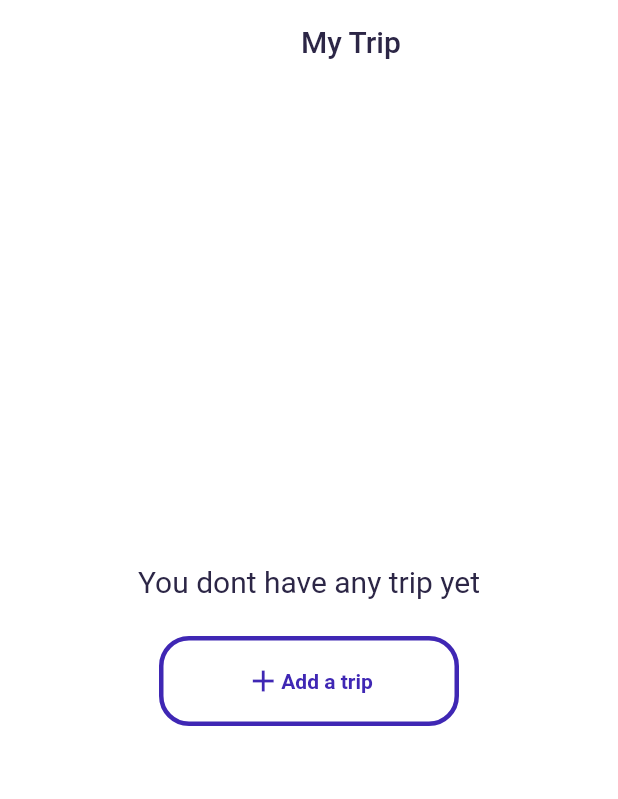
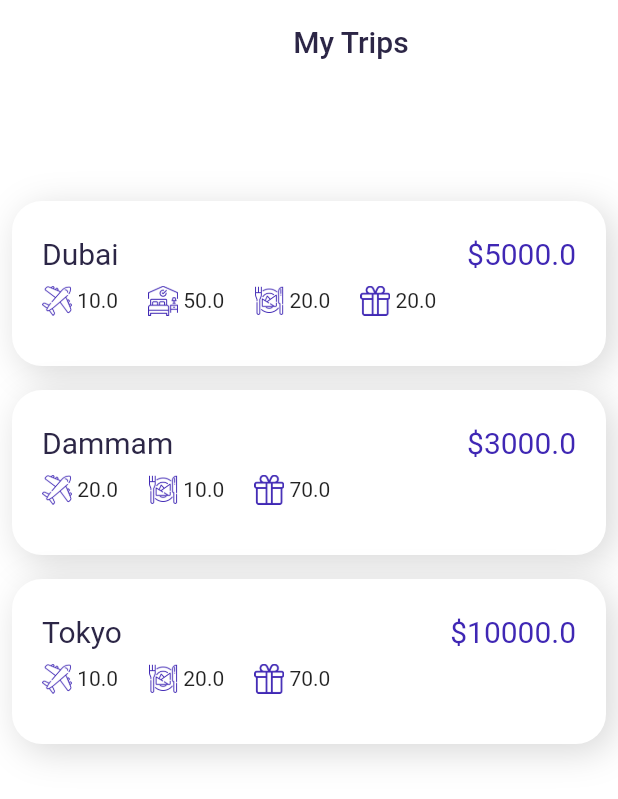
Before and after one commit to M404h/flutter_weekend_project, a Flutter app: the HomeScreen screen opened by its route, on a phone screen of 412 x 824 dp. Shown: the top 799 px of the screen. Run offline on Flutter 3.47's test engine with Material 2 defaults, Android fonts, the phone set to English and light mode, and no system bars; our stand-ins replace cloud_firestore, firebase_auth, firebase_core, flutter_progress_hud, flutter_riverpod, flutter_screenutil and 2 more; missing offline and left inert: dart:ffi, fl_country_code_picker; accounts and stored records are empty.

Commit message:
final update

```diff
--- a/lib/Models/Classes/flight.dart
+++ b/lib/Models/Classes/flight.dart
@@ -4,7 +4,7 @@ class Flight {
   final String company;
   final String from;
   final String to;
-  final double price;
+  final int price;
   final String location;
   final Timestamp date;
 
--- a/lib/Models/travels_data.dart
+++ b/lib/Models/travels_data.dart
@@ -1,32 +1,35 @@
 import 'dart:collection';
 
+import 'package:cloud_firestore/cloud_firestore.dart';
 import 'package:flutter/material.dart';
 
+import 'Classes/flight.dart';
+import 'Classes/hotel.dart';
 import 'Classes/travel.dart';
 
 class TravelsData extends ChangeNotifier {
   List<Travel> _travels = [
-    // Travel(
-    //   country: 'Saudi Arabia',
-    //   resturantExpenses: 20,
-    //   flightExpenses: 10,
-    //   enterntainmentExpenses: 70,
-    //   budget: 5000,
-    // ),
-    // Travel(
-    //   country: 'Saudi Arabia',
-    //   resturantExpenses: 20,
-    //   flightExpenses: 10,
-    //   enterntainmentExpenses: 70,
-    //   budget: 5000,
-    // ),
-    // Travel(
-    //   country: 'Saudi Arabia',
-    //   resturantExpenses: 20,
-    //   flightExpenses: 10,
-    //   enterntainmentExpenses: 70,
-    //   budget: 5000,
-    // ),
+    Travel(
+        country: 'Dubai',
+        resturantExpenses: 20,
+        flightExpenses: 10,
+        enterntainmentExpenses: 20,
+        budget: 5000,
+        hotelExpenses: 50),
+    Travel(
+      country: 'Dammam',
+      resturantExpenses: 10,
+      flightExpenses: 20,
+      enterntainmentExpenses: 70,
+      budget: 3000,
+    ),
+    Travel(
+      country: 'Tokyo',
+      resturantExpenses: 20,
+      flightExpenses: 10,
+      enterntainmentExpenses: 70,
+      budget: 10000,
+    ),
   ];
 
   UnmodifiableListView<Travel> get travels {
@@ -42,4 +45,28 @@ class TravelsData extends ChangeNotifier {
     _travels.remove(travel);
     notifyListeners();
   }
+
+  static final DB = FirebaseFirestore.instance;
+
+  static List<Hotel> hotels = [];
+
+  static Future getHotels() async {
+    await DB.collection('Cities/Dubai/Hotels').get().then((snapshot) {
+      snapshot.docs.forEach((snapshot) {
+        hotels.add(Hotel.fromFirestore(snapshot, null));
+      });
+    });
+    print(hotels);
+  }
+
+  static List<Flight> flights = [];
+
+  static Future getFlights() async {
+    await DB.collection('Cities/Dubai/Flights').get().then((snapshot) {
+      snapshot.docs.forEach((snapshot) {
+        flights.add(Flight.fromFirestore(snapshot, null));
+      });
+    });
+    print(flights);
+  }
 }
--- a/lib/Screens/AuthScreen.dart
+++ b/lib/Screens/AuthScreen.dart
@@ -298,8 +298,9 @@ class _AuthScreenState extends State<AuthScreen> {
                   'Safrati',
                   textAlign: TextAlign.center,
                   style: TextStyle(
-                    fontSize: 28,
+                    fontSize: 30,
                     color: lightColor,
+                    fontWeight: FontWeight.bold,
                   ),
                 ),
                 SizedBox(
--- a/lib/Screens/HomeScreen.dart
+++ b/lib/Screens/HomeScreen.dart
@@ -4,13 +4,28 @@ import 'package:flutter_weekend_project/Screens/TravelHome.dart';
 import 'package:flutter_weekend_project/constants.dart';
 import 'package:flutter_weekend_project/Models/travels_data.dart';
 
-class HomeScreen extends StatelessWidget {
+class HomeScreen extends StatefulWidget {
   static String id = 'homeScreen_id';
+
+  @override
+  State<HomeScreen> createState() => _HomeScreenState();
+}
+
+class _HomeScreenState extends State<HomeScreen> {
+  @override
+  void initState() {
+    // TODO: implement initState
+    TravelsData.getFlights();
+    TravelsData.getHotels();
+    super.initState();
+  }
+
   @override
   Widget build(BuildContext context) {
     final travelsProvider = ChangeNotifierProvider(
       (ref) => TravelsData(),
     );
+
     return Scaffold(
       appBar: AppBar(
         title: Center(
@@ -18,7 +33,7 @@ class HomeScreen extends StatelessWidget {
             mainAxisAlignment: MainAxisAlignment.center,
             children: [
               Text(
-                "My Trip",
+                "My Trips",
                 style: TextStyle(
                   color: titleColor,
                   fontSize: 20,
@@ -39,135 +54,149 @@ class HomeScreen extends StatelessWidget {
               final travels = ref.watch(travelsProvider).travels;
               return travels.isNotEmpty
                   ? ListView.builder(
+                      physics: NeverScrollableScrollPhysics(),
                       shrinkWrap: true,
                       itemCount: travels.length,
                       itemBuilder: (context, index) {
-                        final travel = travels[index];
-                        return Container(
+                        final travelsItem = travels[index];
+                        return GestureDetector(
+                          onTap: () {
+                            Navigator.pushReplacementNamed(
+                              context,
+                              TravelHome.id,
+                              arguments: {
+                                "country": travelsItem.country,
+                                "Hotels": travelsItem.hotelExpenses,
+                                "resturantExpenses":
+                                    travelsItem.resturantExpenses,
+                                "flightExpenses": travelsItem.flightExpenses,
+                                "enterntainmentExpenses":
+                                    travelsItem.enterntainmentExpenses,
+                                "budget": travelsItem.budget,
+                              },
+                            );
+                          },
+                          child: Container(
                             padding: EdgeInsets.all(20),
-                          height: 100,
-                          decoration: BoxDecoration(
-                            color: kSecondaryColor,
+                            height: 110,
+                            margin: EdgeInsets.all(8),
+                            decoration: new BoxDecoration(
                               borderRadius: BorderRadius.circular(20),
+                              color: Colors.white,
+                              boxShadow: [
+                                BoxShadow(
+                                  color: Colors.grey.withOpacity(.4),
+                                  blurRadius: 20.0,
+                                  spreadRadius: 0.0,
+                                  offset: Offset(
+                                    5.0,
+                                    5.0,
                                   ),
-                          margin: EdgeInsets.all(8),
+                                )
+                              ],
+                            ),
                             child: Column(
+                              mainAxisAlignment: MainAxisAlignment.center,
                               children: [
                                 Row(
-                                crossAxisAlignment: CrossAxisAlignment.start,
+                                  mainAxisAlignment:
+                                      MainAxisAlignment.spaceBetween,
+                                  children: [
+                                    //         Container(
+                                    //               width: 50,
+                                    // height: 50,
+                                    // decoration: const BoxDecoration(
+                                    //     color: Colors.white, shape: BoxShape.circle),
+                                    //               child: Center(
+                                    //                 child: Image.asset(category["icon"],
+                                    //                  height: 30,
+                                    //                  color: lightColor,),
+                                    //               ),
+                                    //             ),
+                                    Row(
                                       mainAxisAlignment:
                                           MainAxisAlignment.spaceBetween,
                                       children: [
                                         Text(
-                                    travel.country,
+                                          travelsItem.country,
                                           style: TextStyle(
-                                        color: Colors.white, fontSize: 20),
+                                              color: titleColor, fontSize: 20),
                                         ),
+                                      ],
+                                    ),
+
                                     Text(
-                                    travel.budget.toString(),
+                                      "\$${travelsItem.budget}",
                                       style: TextStyle(
-                                      color: Colors.white,
-                                      fontSize: 20,
-                                    ),
+                                          color: lightColor, fontSize: 20),
                                     ),
                                   ],
                                 ),
                                 SizedBox(
-                                height: 17,
+                                  height: 10,
                                 ),
                                 Row(
                                   children: [
-                                  Expanded(
-                                    child: Row(
+                                    travelsItem.flightExpenses != null
+                                        ? Row(
                                             children: [
-                                        Icon(
-                                          Icons.restaurant,
-                                          color: Colors.white,
-                                          size: 14,
+                                              Image.asset("images/plane.png",
+                                                  height: 20,
+                                                  color: lightColor),
+                                              Text(
+                                                  " ${travelsItem.flightExpenses.toString()}")
+                                            ],
+                                          )
+                                        : Container(),
+                                    travelsItem.hotelExpenses != null
+                                        ? Row(
+                                            children: [
+                                              SizedBox(
+                                                width: 20,
+                                              ),
+                                              Image.asset("images/hotel.png",
+                                                  height: 20,
+                                                  color: lightColor),
+                                              Text(
+                                                  " ${travelsItem.hotelExpenses.toString()}")
+                                            ],
+                                          )
+                                        : Container(),
+                                    travelsItem.resturantExpenses != null
+                                        ? Row(
+                                            children: [
+                                              SizedBox(
+                                                width: 20,
+                                              ),
+                                              Image.asset("images/dish.png",
+                                                  height: 20,
+                                                  color: lightColor),
+                                              Text(
+                                                  " ${travelsItem.resturantExpenses.toString()}")
+                                            ],
+                                          )
+                                        : Container(),
+                                    travelsItem.enterntainmentExpenses != null
+                                        ? Row(
+                                            children: [
+                                              SizedBox(
+                                                width: 20,
+                                              ),
+                                              Image.asset("images/gift.png",
+                                                  height: 20,
+                                                  color: lightColor),
+                                              Text(
+                                                  " ${travelsItem.enterntainmentExpenses.toString()}")
+                                            ],
+                                          )
+                                        : Container()
+                                  ],
                                 ),
                                 SizedBox(
-                                          width: 5,
-                                        ),
-                                        Text(
-                                          travel.resturantExpenses.toString() +
-                                              '%',
-                                          style: TextStyle(
-                                            color: Colors.white,
-                                            fontSize: 16,
-                                          ),
+                                  height: 10,
                                 ),
                               ],
                             ),
-                                  ),
-                                  Expanded(
-                                    child: Row(
-                                      children: [
-                                        Icon(
-                                          Icons.restaurant,
-                                          color: Colors.white,
-                                          size: 14,
-                                        ),
-                                        SizedBox(
-                                          width: 5,
-                                        ),
-                                        Text(
-                                          travel.resturantExpenses.toString() +
-                                              '%',
-                                          style: TextStyle(
-                                            color: Colors.white,
-                                            fontSize: 16,
-                                          ),
-                                        ),
-                                      ],
-                                    ),
-                                  ),
-                                  Expanded(
-                                    child: Row(
-                                      children: [
-                                        Icon(
-                                          Icons.restaurant,
-                                          color: Colors.white,
-                                          size: 14,
-                                        ),
-                                        SizedBox(
-                                          width: 5,
-                                        ),
-                                        Text(
-                                          travel.resturantExpenses.toString() +
-                                              '%',
-                                          style: TextStyle(
-                                            color: Colors.white,
-                                            fontSize: 16,
-                                          ),
-                                        ),
-                                      ],
-                                    ),
-                                  ),
-                                  Expanded(
-                                    child: Row(
-                                      children: [
-                                        Icon(
-                                          Icons.restaurant,
-                                          color: Colors.white,
-                                          size: 14,
-                                        ),
-                                        SizedBox(
-                                          width: 5,
-                                        ),
-                                        Text(
-                                          travel.resturantExpenses.toString() +
-                                              '%',
-                                          style: TextStyle(
-                                            color: Colors.white,
-                                            fontSize: 16,
-                                          ),
-                                        ),
-                                      ],
-                                    ),
-                                  ),
-                                ],
-                              ),
-                            ],
                           ),
                         );
                       },
--- a/lib/main.dart
+++ b/lib/main.dart
@@ -6,12 +6,13 @@ import 'package:flutter_weekend_project/Screens/CategoryDetailsManual.dart';
 import 'Screens/AuthScreen.dart';
 import 'Screens/HomeScreen.dart';
 import 'Screens/TravelHome.dart';
-
 import 'package:flutter_riverpod/flutter_riverpod.dart';
+import 'Models/travels_data.dart';
 
 void main() async {
   WidgetsFlutterBinding.ensureInitialized();
   await Firebase.initializeApp();
+
   runApp(
     MyApp(),
   );
@@ -29,7 +30,7 @@ class _MyAppState extends State<MyApp> {
       child: MaterialApp(
         theme: new ThemeData(
             scaffoldBackgroundColor: Color.fromARGB(255, 255, 255, 255)),
-        initialRoute: HomeScreen.id,
+        initialRoute: AuthScreen.id,
         routes: {
           AuthScreen.id: (context) => AuthScreen(),
           HomeScreen.id: (context) => HomeScreen(),
```
Also changed, not shown: lib/Screens/CategoryDetails.dart (+10 -40 lines), lib/Screens/CategoryDetailsManual.dart (+16 -8 lines), lib/Screens/TravelHome.dart (+44 -16 lines). Lines whose indentation alone changed are shown as unchanged.
